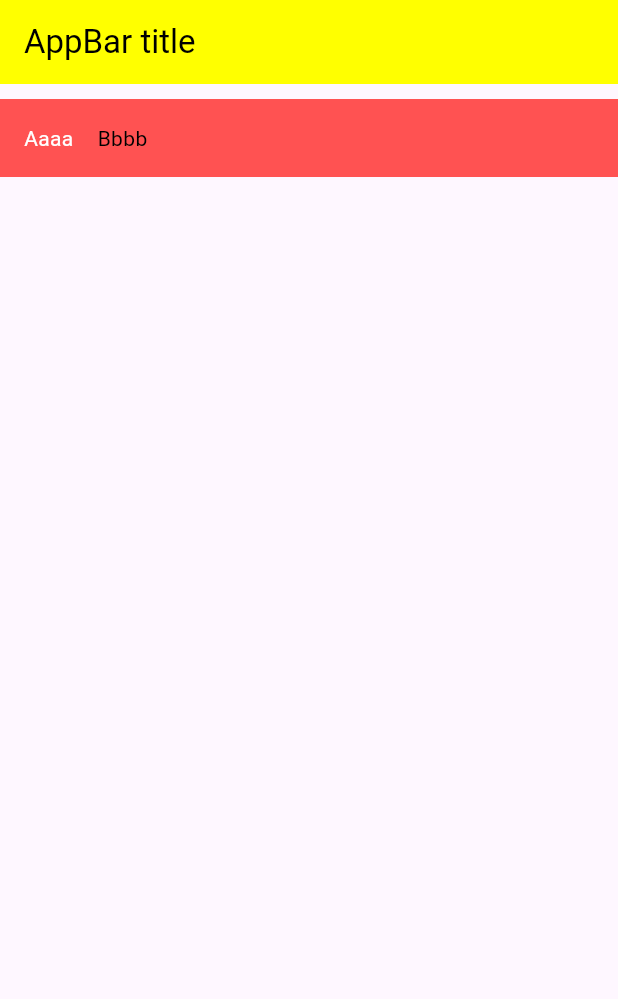
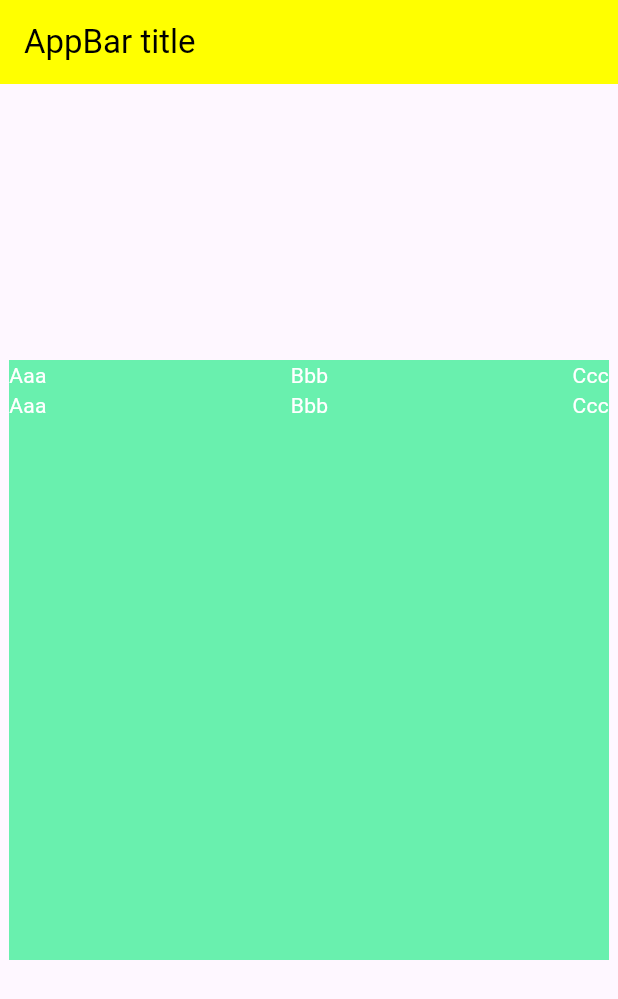
Before and after one commit to ibahas/FlutterApp, a Flutter app: the screen it shows after launch, on a phone screen of 412 x 824 dp. Shown: the top 999 px of the screen. Run offline on Flutter 3.47's test engine with Material 3 defaults, Android fonts, the phone set to English and light mode, and no system bars.

Commit message:
Stack&Alignmet

```diff
--- a/lib/main.dart
+++ b/lib/main.dart
@@ -46,33 +46,72 @@ class _MyHomePage extends State<MyHomePage> {
         ),
       ),
       body: Container(
-        color: Colors.redAccent,
+        // color: Colors.redAccent,
+        alignment: Alignment.center,
+        child: Stack(
+          // alignment: AlignmentDirectional.topEnd,
+          // alignment: AlignmentDirectional.topCenter,
+          // alignment: Alignment.topRight,
+          // alignment: Alignment.center,
+          // alignment: Alignment.centerRight,
+          alignment: Alignment.centerLeft,
+          children: <Widget>[
+            Container(
+              width: 400,
+              height: 400,
+              color: Colors.greenAccent,
+              child: Column(
+                // mainAxisAlignment: MainAxisAlignment.spaceAround,
+                // mainAxisAlignment: MainAxisAlignment.spaceBetween,
+                // mainAxisAlignment: MainAxisAlignment.spaceBetween,
+                children: <Widget>[
+                  Row(
+                    mainAxisAlignment: MainAxisAlignment.spaceBetween,
+                    children: <Widget>[
+                      MyText('Aaa', s),
+                      MyText('Bbb', s),
+                      MyText('Ccc', s),
+                    ],
+                  ),
+                  Row(
+                    mainAxisAlignment: MainAxisAlignment.spaceBetween,
+                    children: <Widget>[
+                      MyText('Aaa', s),
+                      MyText('Bbb', s),
+                      MyText('Ccc', s),
+                    ],
+                  ),
+                ],
+              ),
+            ),
+          ],
+        ),
         // margin: const EdgeInsets.all(8)
         // margin: const EdgeInsets.fromLTRB(30, 10, 30, 8),
         // margin: const EdgeInsets.symmetric(vertical: 8.0, horizontal: 18.0),
-        margin: const EdgeInsets.only(top: 10),
-        // padding: EdgeInsets.fromLTRB(left, top, right, bottom),
-        // padding: const EdgeInsets.only(top: 10, bottom: 10),
-        padding: const EdgeInsets.all(8.0),
-        // height: double.infinity,
-        // alignment: Alignment.center,
-        child: Row(
-          // mainAxisAlignment: MainAxisAlignment.center,
-          children: <Widget>[
-            Padding(
-                padding: const EdgeInsets.all(8.0),
-                child: MyText(
-                  'Aaaa',
-                  s,
-                )),
-            Padding(
-                padding: const EdgeInsets.all(8.0),
-                child: MyText(
-                  'Bbbb',
-                  s2,
-                )),
-          ],
-        ),
+        // margin: const EdgeInsets.only(top: 10),
+        // // padding: EdgeInsets.fromLTRB(left, top, right, bottom),
+        // // padding: const EdgeInsets.only(top: 10, bottom: 10),
+        // padding: const EdgeInsets.all(8.0),
+        // // height: double.infinity,
+        // // alignment: Alignment.center,
+        // child: Row(
+        //   // mainAxisAlignment: MainAxisAlignment.center,
+        //   children: <Widget>[
+        //     Padding(
+        //         padding: const EdgeInsets.all(8.0),
+        //         child: MyText(
+        //           'Aaaa',
+        //           s,
+        //         )),
+        //     Padding(
+        //         padding: const EdgeInsets.all(8.0),
+        //         child: MyText(
+        //           'Bbbb',
+        //           s2,
+        //         )),
+        //   ],
+        // ),
       ),
     );
   }
--- a/note.txt
+++ b/note.txt
@@ -80,4 +80,10 @@ Convert Text to class MyText()
 
 ----
 
+Stack: alignment:[AlignmentDirectional.[topStart,topCenter...], Alignment.[topRight,topLeft,centerLeft...]]
+
 ----
+
+----
+
+----
```
Also changed, not shown: Stack.txt (added, +27 -0 lines).
